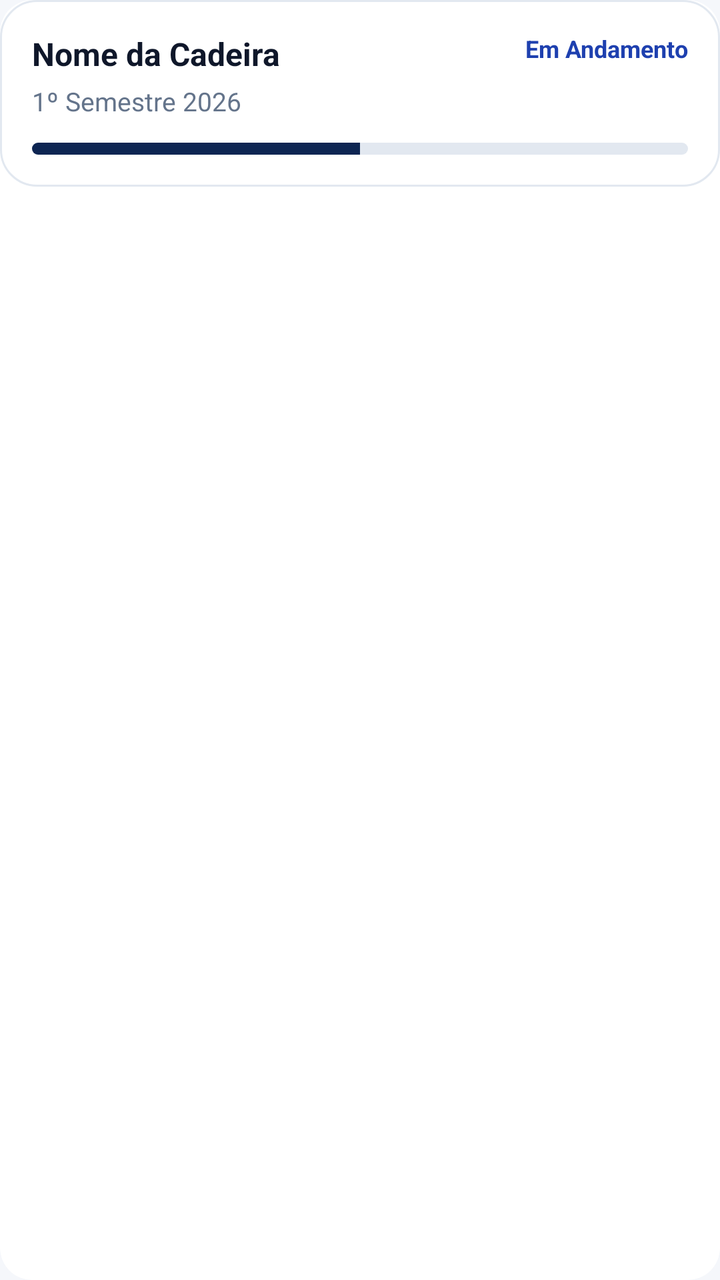
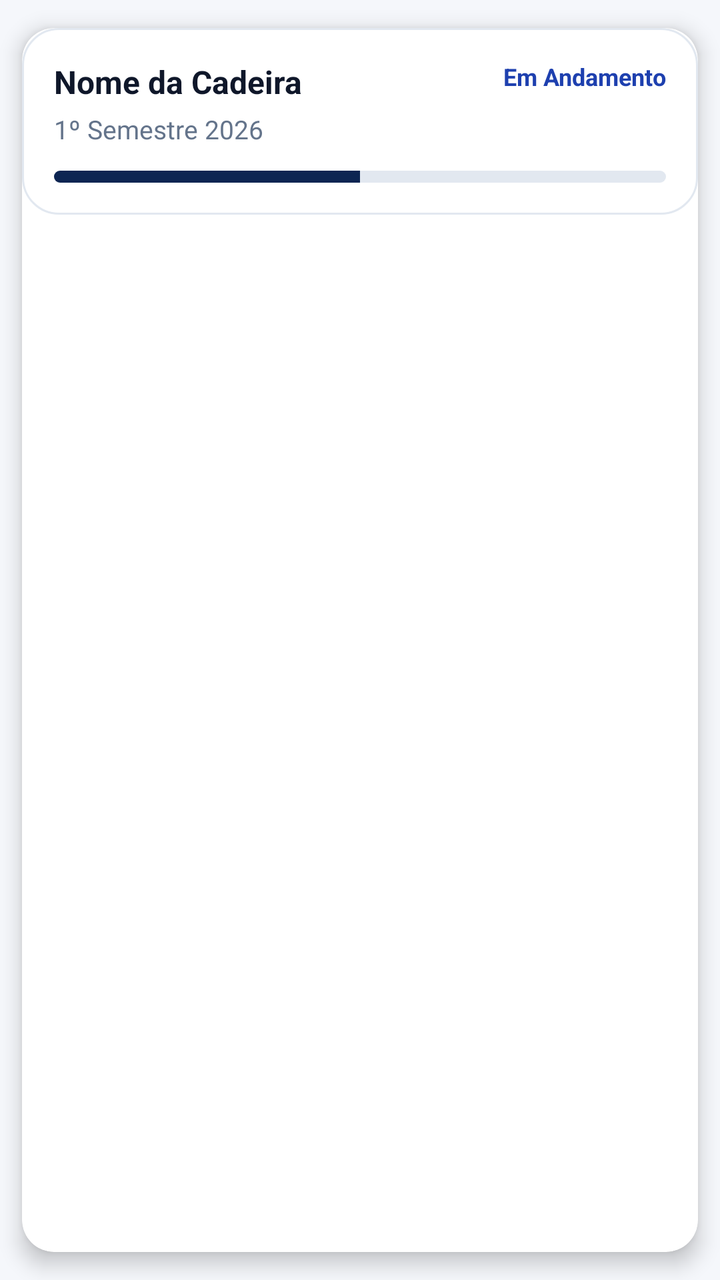

The first picture is an Android layout as it rendered before a commit; the second is the same layout after the commit. The layout source and the unified diff follow.
<!-- AndroidManifest.xml: application theme Theme.Lory -->
<!-- res/layout/item_cadeira_card.xml -->
<?xml version="1.0" encoding="utf-8"?>
<androidx.cardview.widget.CardView xmlns:android="http://schemas.android.com/apk/res/android"
    xmlns:app="http://schemas.android.com/apk/res-auto"
    android:layout_width="match_parent"
    android:layout_height="wrap_content"
    android:layout_marginBottom="12dp"
    app:cardCornerRadius="16dp"
    app:cardElevation="0dp">

    <LinearLayout
        android:layout_width="match_parent"
        android:layout_height="wrap_content"
        android:background="@drawable/bg_welcome_card"
        android:orientation="vertical"
        android:padding="16dp">

        <RelativeLayout
            android:layout_width="match_parent"
            android:layout_height="wrap_content">

            <TextView
                android:id="@+id/tv_cadeira_nome"
                android:layout_width="wrap_content"
                android:layout_height="wrap_content"
                android:layout_alignParentStart="true"
                android:layout_toStartOf="@id/tv_cadeira_status"
                android:ellipsize="end"
                android:maxLines="1"
                android:text="Nome da Cadeira"
                android:textColor="@color/text_primary"
                android:textSize="16sp"
                android:textStyle="bold" />

            <TextView
                android:id="@+id/tv_cadeira_status"
                android:layout_width="wrap_content"
                android:layout_height="wrap_content"
                android:layout_alignParentEnd="true"
                android:text="@string/project_in_progress"
                android:textColor="@color/primary_blue"
                android:textSize="12sp"
                android:textStyle="bold" />
        </RelativeLayout>

        <TextView
            android:id="@+id/tv_cadeira_categoria"
            android:layout_width="wrap_content"
            android:layout_height="wrap_content"
            android:layout_marginTop="4dp"
            android:text="1º Semestre 2026"
            android:textColor="@color/text_secondary"
            android:textSize="13sp" />

        <ProgressBar
            android:id="@+id/pb_cadeira_progress"
            style="?android:attr/progressBarStyleHorizontal"
            android:layout_width="match_parent"
            android:layout_height="6dp"
            android:layout_marginTop="12dp"
            android:max="100"
            android:progress="50"
            android:progressDrawable="@drawable/bg_progress_light" />
    </LinearLayout>
</androidx.cardview.widget.CardView>
<!-- resources referenced by this layout -->
<resources>
  <color name="primary_blue">#1E40AF</color>
  <color name="text_primary">#0F172A</color>
  <color name="text_secondary">#64748B</color>
  <!-- drawable bg_progress_light (drawable) -->
  <?xml version="1.0" encoding="utf-8"?>
  <layer-list xmlns:android="http://schemas.android.com/apk/res/android">
      <item android:id="@android:id/background">
          <shape android:shape="rectangle">
              <corners android:radius="4dp" />
              <solid android:color="@color/progress_bar_bg" />
          </shape>
      </item>
      <item android:id="@android:id/progress">
          <clip>
              <shape android:shape="rectangle">
                  <corners android:radius="4dp" />
                  <solid android:color="@color/primary_dark_blue" />
              </shape>
          </clip>
      </item>
  </layer-list>
  <!-- drawable bg_welcome_card (drawable) -->
  <?xml version="1.0" encoding="utf-8"?>
  <shape xmlns:android="http://schemas.android.com/apk/res/android"
      android:shape="rectangle">
      <solid android:color="@color/surface_white" />
      <corners android:radius="18dp" />
      <stroke
          android:width="1dp"
          android:color="#E2E8F0" />
  </shape>
  <string name="project_in_progress">Em Andamento</string>
  <style name="Theme.Lory" parent="Base.Theme.Lory" />
  <color name="progress_bar_bg">#E2E8F0</color>
  <color name="primary_dark_blue">#0D2552</color>
  <color name="surface_white">#FFFFFF</color>
  <style name="Base.Theme.Lory" parent="Theme.Material3.DayNight.NoActionBar">
          
          <item name="colorPrimary">@color/primary_dark_blue</item>
          <item name="colorOnPrimary">@color/white</item>
          <item name="colorContainer">@color/surface_white</item>
          <item name="android:statusBarColor">@color/background_light</item>
          <item name="android:windowLightStatusBar">true</item>
          <item name="android:windowBackground">@color/background_light</item>
      </style>
  <color name="white">#FFFFFFFF</color>
  <color name="background_light">#F5F7FB</color>
</resources>

<!-- the commit's change to res/layout/item_cadeira_card.xml (unified diff, before → after) -->
@@ -5,7 +5,8 @@
     android:layout_height="wrap_content"
     android:layout_marginBottom="12dp"
     app:cardCornerRadius="16dp"
-    app:cardElevation="0dp">
+    app:cardElevation="6dp"
+    app:cardUseCompatPadding="true">
 
     <LinearLayout
         android:layout_width="match_parent"
@@ -43,7 +44,7 @@
         </RelativeLayout>
 
         <TextView
-            android:id="@+id/tv_cadeira_categoria"
+            android:id="@+id/tv_cadeira_docente"
             android:layout_width="wrap_content"
             android:layout_height="wrap_content"
             android:layout_marginTop="4dp"
